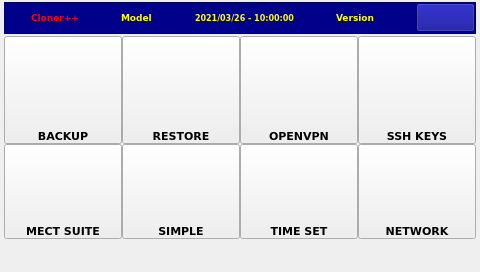
Qt form maincloner.ui (MECTsrl/cloner) before a commit.
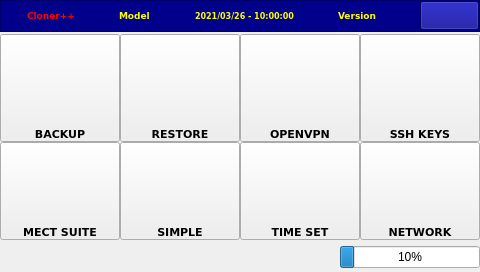
The same form after that commit. Icons and pictures are not drawn.

```diff
--- a/maincloner.ui
+++ b/maincloner.ui
@@ -26,17 +26,8 @@
    <property name="spacing">
     <number>2</number>
    </property>
-   <property name="leftMargin">
-    <number>4</number>
-   </property>
-   <property name="topMargin">
-    <number>2</number>
-   </property>
-   <property name="rightMargin">
-    <number>4</number>
-   </property>
-   <property name="bottomMargin">
-    <number>1</number>
+   <property name="margin">
+    <number>0</number>
    </property>
    <item>
     <widget class="QFrame" name="frame">
@@ -651,17 +642,22 @@
     </layout>
    </item>
    <item>
+    <layout class="QHBoxLayout" name="horizontalLayout_2">
+     <property name="spacing">
+      <number>2</number>
+     </property>
+     <item>
     <widget class="QLabel" name="lblAction">
      <property name="minimumSize">
       <size>
-       <width>0</width>
+         <width>230</width>
        <height>30</height>
       </size>
      </property>
      <property name="font">
       <font>
        <family>DejaVu Sans</family>
-       <pointsize>12</pointsize>
+         <pointsize>6</pointsize>
        <weight>75</weight>
        <bold>true</bold>
       </font>
@@ -670,6 +666,34 @@
       <string/>
      </property>
     </widget>
+     </item>
+     <item>
+      <spacer name="horizontalSpacer_5">
+       <property name="orientation">
+        <enum>Qt::Horizontal</enum>
+       </property>
+       <property name="sizeHint" stdset="0">
+        <size>
+         <width>40</width>
+         <height>20</height>
+        </size>
+       </property>
+      </spacer>
+     </item>
+     <item>
+      <widget class="QProgressBar" name="progressBar">
+       <property name="minimumSize">
+        <size>
+         <width>140</width>
+         <height>0</height>
+        </size>
+       </property>
+       <property name="value">
+        <number>10</number>
+       </property>
+      </widget>
+     </item>
+    </layout>
    </item>
   </layout>
  </widget>
```
Lines whose indentation alone changed are shown as unchanged.
